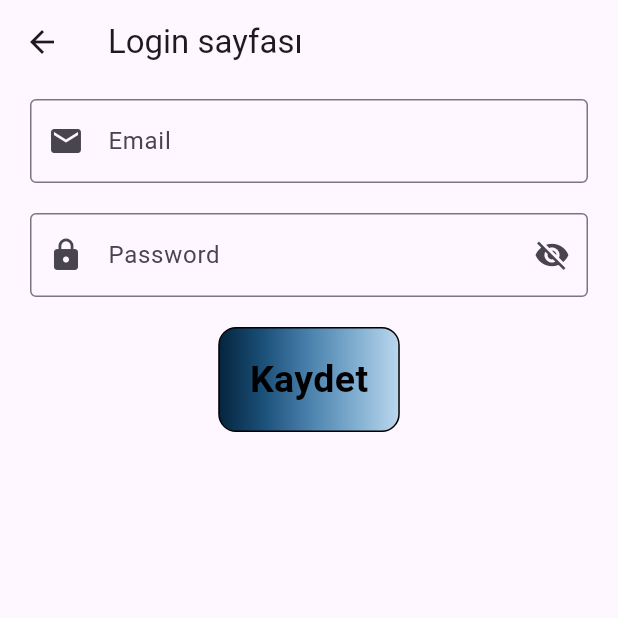
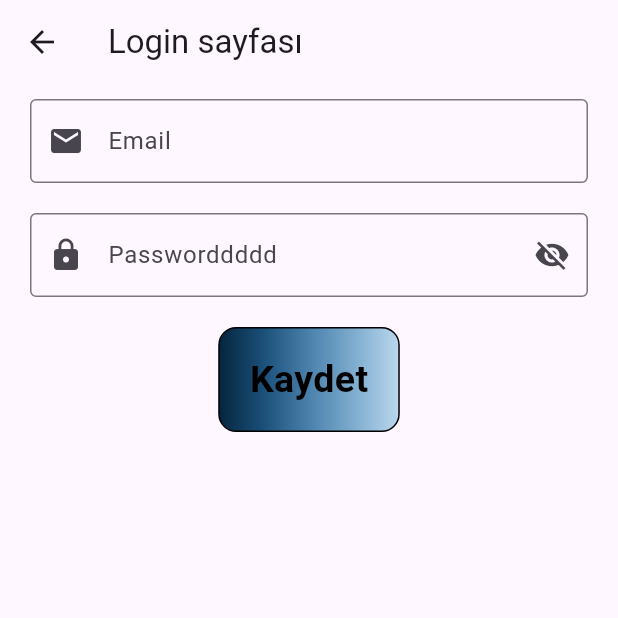
Before and after one commit to earslants/staj, a Flutter app: the Login screen opened directly, on a phone screen of 412 x 824 dp, the top half of it. Run offline on Flutter 3.47's test engine with Material 3 defaults, Android fonts, the phone set to English and light mode, and no system bars.

```diff
--- a/lib/login.dart
+++ b/lib/login.dart
@@ -40,7 +40,7 @@ class _LoginState extends State<Login> {
               controller: passwordController,
               decoration: InputDecoration(
                 border: const OutlineInputBorder(),
-                hintText: "Password",
+                hintText: "Passworddddd",
                 prefixIcon: const Icon(Icons.lock),
                 suffixIcon: IconButton(
                   onPressed: () {
```
